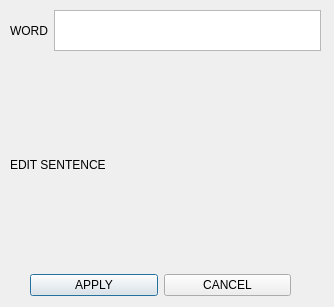
Old version of the form qt_ui_file/edit_sentence_dialog.ui in the repository sunmodza/AutoSign.
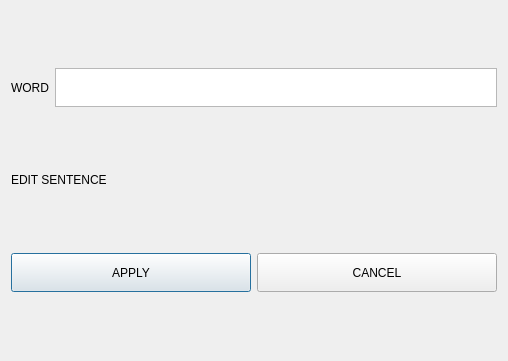
New version of the form.

```diff
--- a/qt_ui_file/edit_sentence_dialog.ui
+++ b/qt_ui_file/edit_sentence_dialog.ui
@@ -6,25 +6,36 @@
    <rect>
     <x>0</x>
     <y>0</y>
-    <width>334</width>
-    <height>307</height>
+    <width>508</width>
+    <height>361</height>
    </rect>
   </property>
+  <property name="sizePolicy">
+   <sizepolicy hsizetype="Minimum" vsizetype="Minimum">
+    <horstretch>0</horstretch>
+    <verstretch>0</verstretch>
+   </sizepolicy>
+  </property>
   <property name="windowTitle">
    <string>Dialog</string>
   </property>
-  <widget class="QWidget" name="">
-   <property name="geometry">
-    <rect>
-     <x>10</x>
-     <y>10</y>
-     <width>311</width>
-     <height>41</height>
-    </rect>
-   </property>
+  <layout class="QGridLayout" name="gridLayout">
+   <item row="0" column="0">
    <layout class="QHBoxLayout" name="horizontalLayout">
     <item>
      <widget class="QLabel" name="label">
+       <property name="sizePolicy">
+        <sizepolicy hsizetype="Preferred" vsizetype="Minimum">
+         <horstretch>0</horstretch>
+         <verstretch>0</verstretch>
+        </sizepolicy>
+       </property>
+       <property name="maximumSize">
+        <size>
+         <width>16777215</width>
+         <height>39</height>
+        </size>
+       </property>
       <property name="styleSheet">
        <string notr="true">font: 75 14pt &quot;Calibri&quot;;</string>
       </property>
@@ -35,22 +46,26 @@
     </item>
     <item>
      <widget class="QTextEdit" name="word_name">
+       <property name="sizePolicy">
+        <sizepolicy hsizetype="Expanding" vsizetype="Preferred">
+         <horstretch>0</horstretch>
+         <verstretch>0</verstretch>
+        </sizepolicy>
+       </property>
+       <property name="maximumSize">
+        <size>
+         <width>16777215</width>
+         <height>39</height>
+        </size>
+       </property>
       <property name="styleSheet">
        <string notr="true">font: 75 14pt &quot;Calibri&quot;;</string>
       </property>
      </widget>
     </item>
    </layout>
-  </widget>
-  <widget class="QWidget" name="">
-   <property name="geometry">
-    <rect>
-     <x>10</x>
-     <y>70</y>
-     <width>311</width>
-     <height>191</height>
-    </rect>
-   </property>
+   </item>
+   <item row="1" column="0">
    <layout class="QVBoxLayout" name="verticalLayout_2">
     <item>
      <widget class="QLabel" name="label_2">
@@ -72,19 +87,23 @@
      <layout class="QVBoxLayout" name="all_sentence"/>
     </item>
    </layout>
-  </widget>
-  <widget class="QWidget" name="">
-   <property name="geometry">
-    <rect>
-     <x>30</x>
-     <y>270</y>
-     <width>261</width>
-     <height>30</height>
-    </rect>
-   </property>
+   </item>
+   <item row="2" column="0">
    <layout class="QHBoxLayout" name="horizontalLayout_2">
     <item>
      <widget class="QPushButton" name="apply">
+       <property name="sizePolicy">
+        <sizepolicy hsizetype="Minimum" vsizetype="Minimum">
+         <horstretch>0</horstretch>
+         <verstretch>0</verstretch>
+        </sizepolicy>
+       </property>
+       <property name="maximumSize">
+        <size>
+         <width>16777215</width>
+         <height>39</height>
+        </size>
+       </property>
       <property name="text">
        <string>APPLY</string>
       </property>
@@ -92,13 +111,26 @@
     </item>
     <item>
      <widget class="QPushButton" name="cancel">
+       <property name="sizePolicy">
+        <sizepolicy hsizetype="Minimum" vsizetype="Minimum">
+         <horstretch>0</horstretch>
+         <verstretch>0</verstretch>
+        </sizepolicy>
+       </property>
+       <property name="maximumSize">
+        <size>
+         <width>16777215</width>
+         <height>39</height>
+        </size>
+       </property>
       <property name="text">
        <string>CANCEL</string>
       </property>
      </widget>
     </item>
    </layout>
-  </widget>
+   </item>
+  </layout>
  </widget>
  <resources/>
  <connections/>
```
Lines whose indentation alone changed are shown as unchanged.
